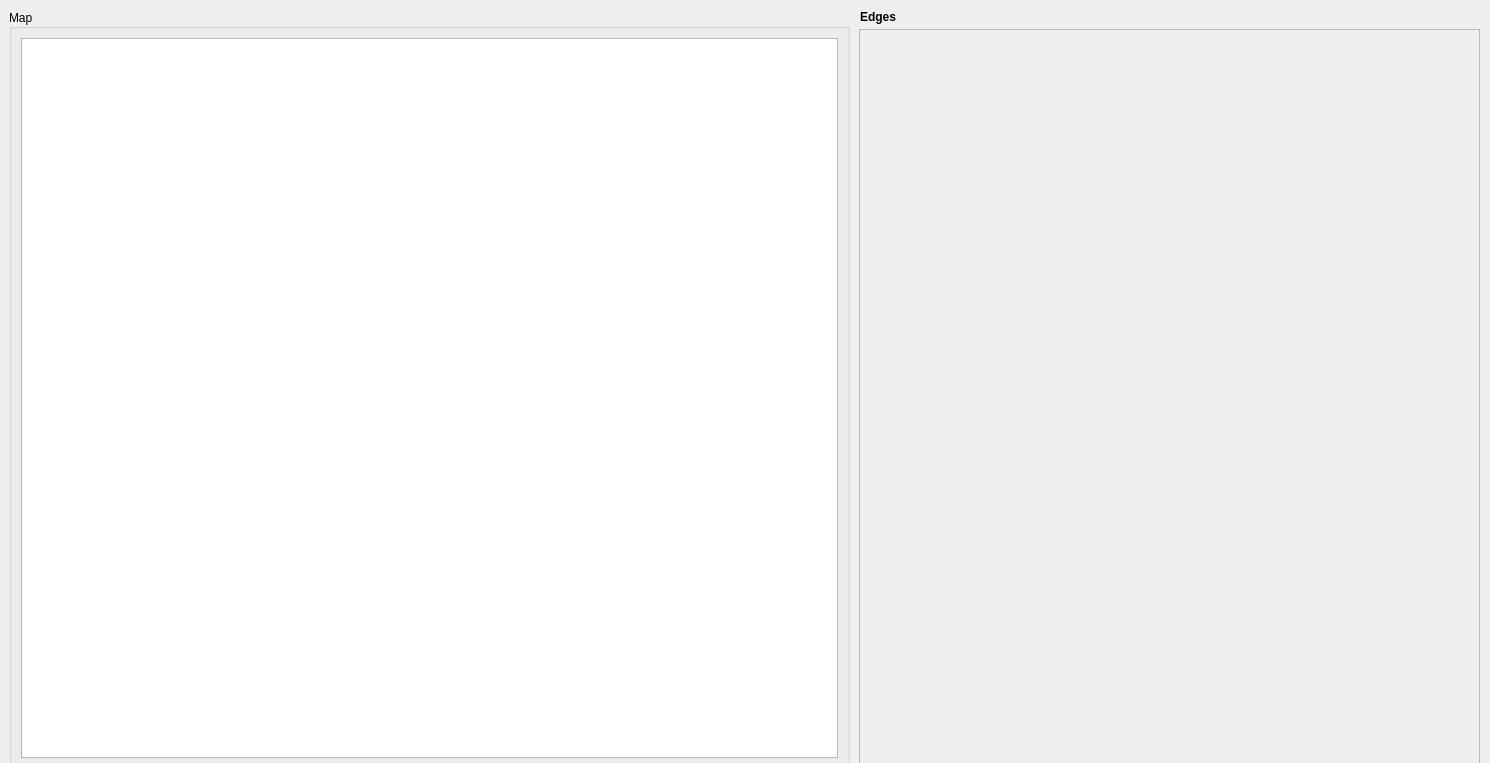
This is rqt_simulation/resource/change_FTS.ui in KTH-SML/CodeRepositoryTCST as Qt 5 draws it before an edit. The edited form follows.
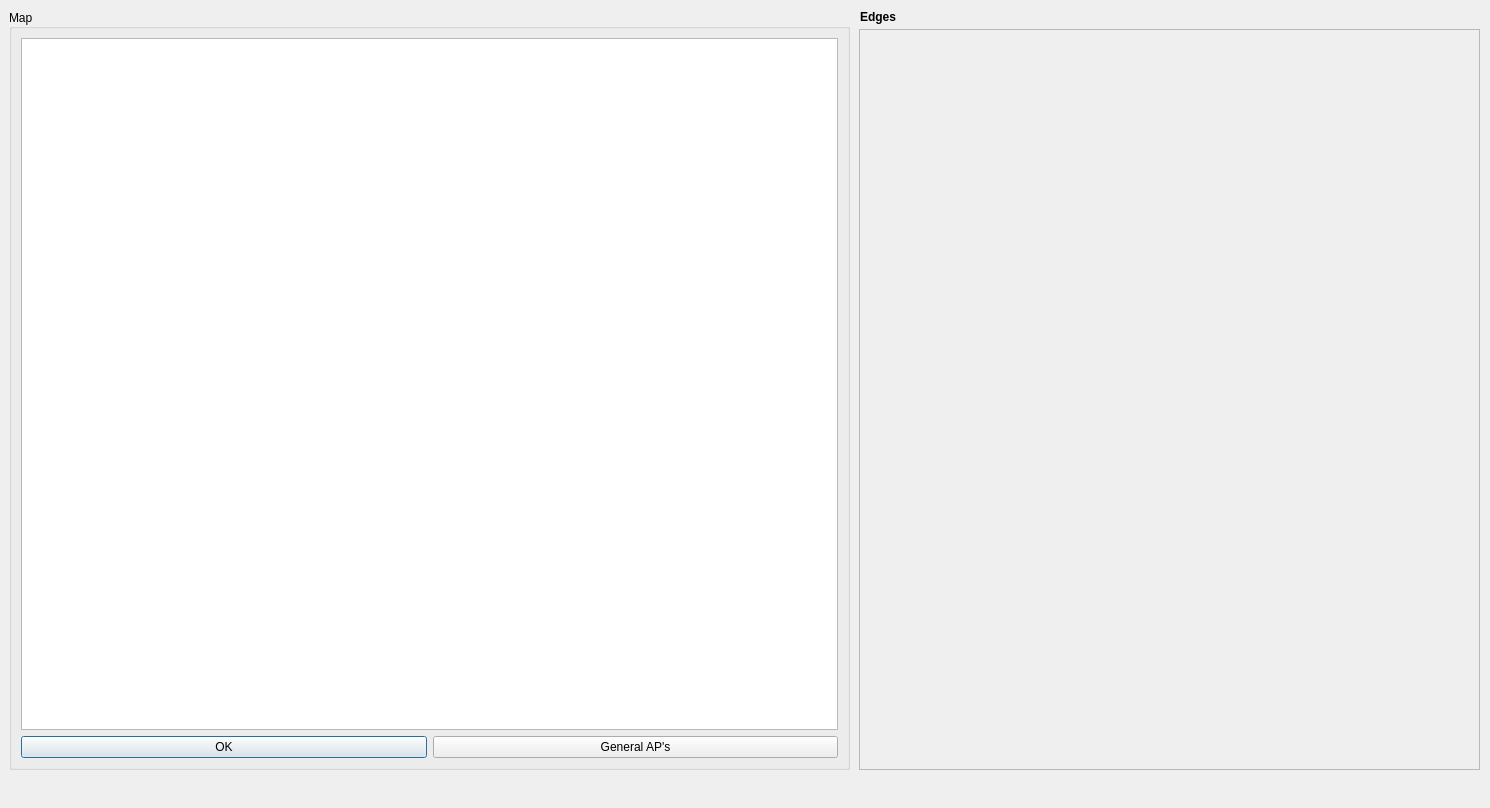
This is the edited form.

The edit to the form file:
```diff
--- a/rqt_simulation/resource/change_FTS.ui
+++ b/rqt_simulation/resource/change_FTS.ui
@@ -7,7 +7,7 @@
     <x>0</x>
     <y>0</y>
     <width>1490</width>
-    <height>763</height>
+    <height>808</height>
    </rect>
   </property>
   <property name="windowTitle">
@@ -53,6 +53,13 @@
     <set>Qt::AlignLeading|Qt::AlignLeft|Qt::AlignVCenter</set>
    </property>
    <layout class="QGridLayout" name="gridLayout">
+    <item row="1" column="0">
+     <widget class="QPushButton" name="pushButton_2">
+      <property name="text">
+       <string>OK</string>
+      </property>
+     </widget>
+    </item>
     <item row="0" column="0" colspan="2">
      <widget class="QGraphicsView" name="graphicsView">
       <property name="enabled">
@@ -66,6 +73,13 @@
       </property>
      </widget>
     </item>
+    <item row="1" column="1">
+     <widget class="QPushButton" name="button_add_AP">
+      <property name="text">
+       <string>General AP's</string>
+      </property>
+     </widget>
+    </item>
    </layout>
   </widget>
   <widget class="QScrollArea" name="scrollArea">
```
